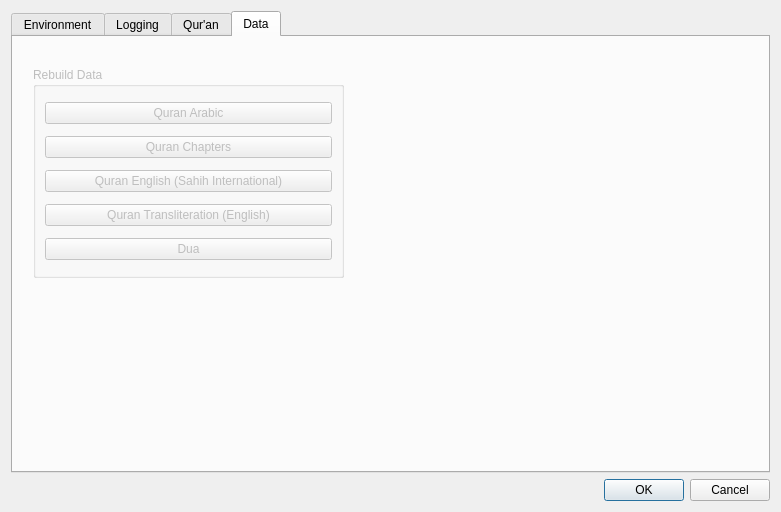
First picture: the form in settings_dialog.ui, repository abumq/project-islam, before the edit.
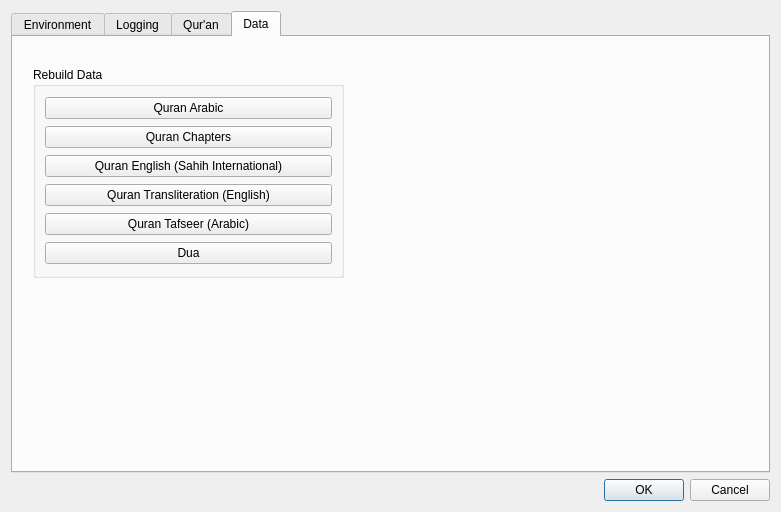
Second picture: the form after the edit. The open tabs and pages were chosen to show the change.

Commit message: Tafseer implementation completed

```diff
--- a/settings_dialog.ui
+++ b/settings_dialog.ui
@@ -263,7 +263,7 @@
       </attribute>
       <widget class="QGroupBox" name="groupBox_4">
        <property name="enabled">
-        <bool>false</bool>
+        <bool>true</bool>
        </property>
        <property name="geometry">
         <rect>
@@ -305,6 +305,16 @@
           </property>
          </widget>
         </item>
+        <item>
+         <widget class="QPushButton" name="pushButton_2">
+          <property name="enabled">
+           <bool>true</bool>
+          </property>
+          <property name="text">
+           <string>Quran Tafseer (Arabic)</string>
+          </property>
+         </widget>
+        </item>
         <item>
          <widget class="QPushButton" name="buildDua">
           <property name="text">
```
Left out of the diff: 2 changed lines with no effect on the pictures. The commit also changes 15 other files.
